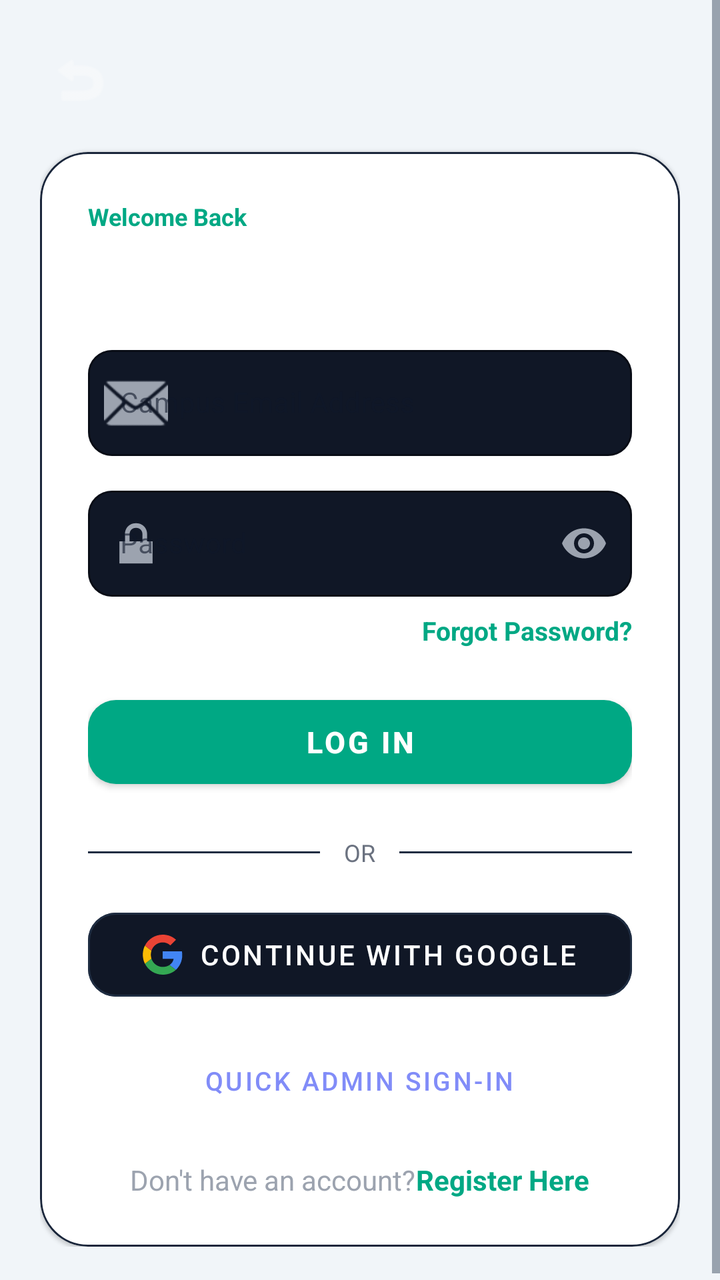
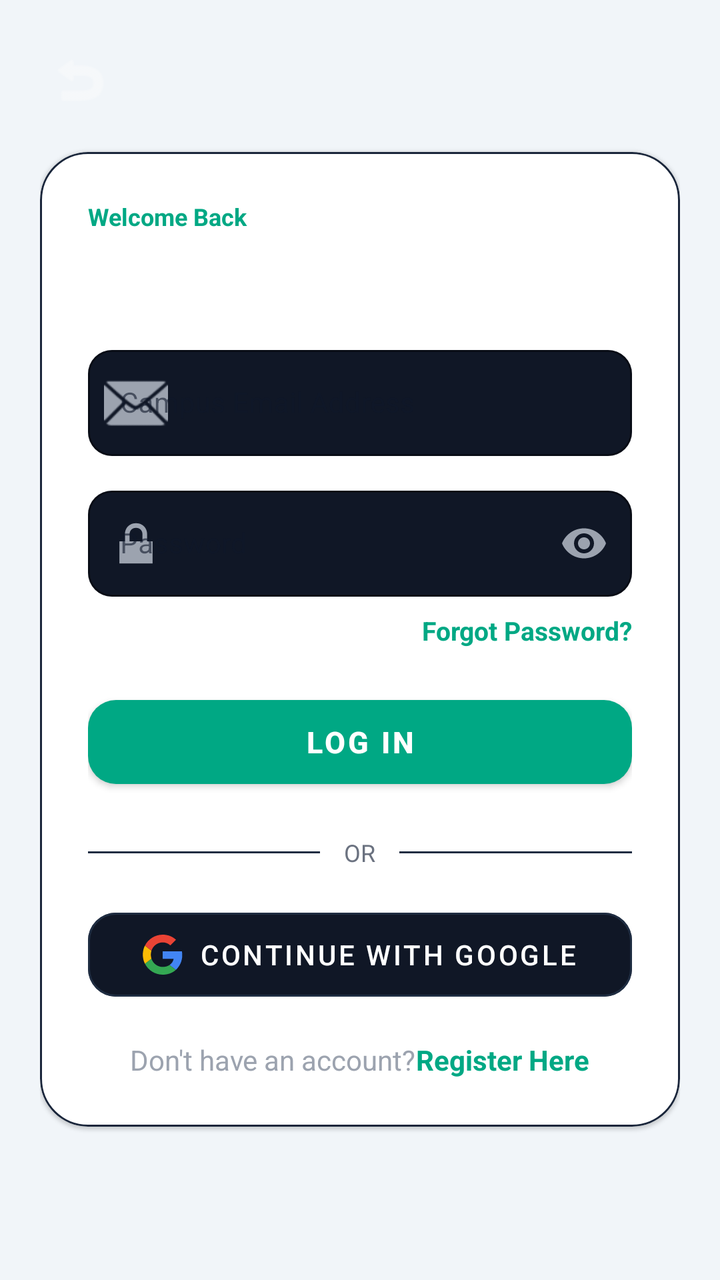

Compare the two renders of this Android layout. The source of the first and the diff that turns it into the second are given below.
<!-- AndroidManifest.xml: application theme Theme.CampusFindApp -->
<!-- res/layout/fragment_login.xml -->
<?xml version="1.0" encoding="utf-8"?>
<layout xmlns:android="http://schemas.android.com/apk/res/android"
    xmlns:app="http://schemas.android.com/apk/res-auto">

    <ScrollView
        android:layout_width="match_parent"
        android:layout_height="match_parent"
        android:background="@color/color_background"
        android:fillViewport="true">

        <androidx.constraintlayout.widget.ConstraintLayout
            android:layout_width="match_parent"
            android:layout_height="wrap_content"
            android:padding="20dp">

            
            <ImageButton
                android:id="@+id/btn_back"
                android:layout_width="40dp"
                android:layout_height="40dp"
                android:background="?attr/selectableItemBackgroundBorderless"
                android:contentDescription="@string/get_started"
                android:src="@android:drawable/ic_menu_revert"
                app:layout_constraintStart_toStartOf="parent"
                app:layout_constraintTop_toTopOf="parent"
                app:tint="#F9FAFB" />

            
            <com.google.android.material.card.MaterialCardView
                android:layout_width="match_parent"
                android:layout_height="wrap_content"
                android:layout_marginTop="16dp"
                app:cardBackgroundColor="@color/color_surface"
                app:cardCornerRadius="24dp"
                app:layout_constraintTop_toBottomOf="@id/btn_back"
                app:strokeColor="#1A263B"
                app:strokeWidth="1dp">

                <LinearLayout
                    android:layout_width="match_parent"
                    android:layout_height="wrap_content"
                    android:orientation="vertical"
                    android:padding="24dp">

                    <TextView
                        android:layout_width="wrap_content"
                        android:layout_height="wrap_content"
                        android:text="@string/login_title"
                        android:textColor="#00A884"
                        android:textSize="12sp"
                        android:textStyle="bold" />

                    <TextView
                        android:layout_width="wrap_content"
                        android:layout_height="wrap_content"
                        android:layout_marginTop="4dp"
                        android:text="@string/login_subtitle"
                        android:textColor="#FFFFFF"
                        android:textSize="22sp"
                        android:textStyle="bold" />

                    
                    <com.google.android.material.textfield.TextInputLayout
                        style="@style/Widget.MaterialComponents.TextInputLayout.OutlinedBox"
                        android:layout_width="match_parent"
                        android:layout_height="wrap_content"
                        android:layout_marginTop="20dp"
                        android:hint="@string/email_hint"
                        app:boxBackgroundColor="#101726"
                        app:boxCornerRadiusBottomEnd="12dp"
                        app:boxCornerRadiusBottomStart="12dp"
                        app:boxCornerRadiusTopEnd="12dp"
                        app:boxCornerRadiusTopStart="12dp"
                        app:boxStrokeColor="#1F2D42"
                        app:hintTextColor="#6B7280"
                        app:startIconDrawable="@android:drawable/ic_dialog_email"
                        app:startIconTint="#9CA3AF">

                        <com.google.android.material.textfield.TextInputEditText
                            android:id="@+id/et_email"
                            android:layout_width="match_parent"
                            android:layout_height="wrap_content"
                            android:inputType="textEmailAddress"
                            android:textColor="#F9FAFB"
                            android:textSize="14sp" />
                    </com.google.android.material.textfield.TextInputLayout>

                    
                    <com.google.android.material.textfield.TextInputLayout
                        style="@style/Widget.MaterialComponents.TextInputLayout.OutlinedBox"
                        android:layout_width="match_parent"
                        android:layout_height="wrap_content"
                        android:layout_marginTop="12dp"
                        android:hint="@string/password_hint"
                        app:boxBackgroundColor="#101726"
                        app:boxCornerRadiusBottomEnd="12dp"
                        app:boxCornerRadiusBottomStart="12dp"
                        app:boxCornerRadiusTopEnd="12dp"
                        app:boxCornerRadiusTopStart="12dp"
                        app:boxStrokeColor="#1F2D42"
                        app:hintTextColor="#6B7280"
                        app:passwordToggleEnabled="true"
                        app:passwordToggleTint="#9CA3AF"
                        app:startIconDrawable="@android:drawable/ic_lock_lock"
                        app:startIconTint="#9CA3AF">

                        <com.google.android.material.textfield.TextInputEditText
                            android:id="@+id/et_password"
                            android:layout_width="match_parent"
                            android:layout_height="wrap_content"
                            android:inputType="textPassword"
                            android:textColor="#F9FAFB"
                            android:textSize="14sp" />
                    </com.google.android.material.textfield.TextInputLayout>

                    <TextView
                        android:id="@+id/tv_forgot_password"
                        android:layout_width="wrap_content"
                        android:layout_height="wrap_content"
                        android:layout_gravity="end"
                        android:layout_marginTop="8dp"
                        android:text="@string/forgot_password"
                        android:textColor="#00A884"
                        android:textSize="13sp"
                        android:textStyle="bold" />

                    
                    <com.google.android.material.button.MaterialButton
                        android:id="@+id/btn_submit_login"
                        android:layout_width="match_parent"
                        android:layout_height="54dp"
                        android:layout_marginTop="20dp"
                        android:text="@string/login_btn"
                        android:textColor="#FFFFFF"
                        android:textSize="15sp"
                        android:textStyle="bold"
                        app:backgroundTint="#00A884"
                        app:cornerRadius="14dp" />

                    
                    <LinearLayout
                        android:layout_width="match_parent"
                        android:layout_height="wrap_content"
                        android:layout_marginTop="20dp"
                        android:gravity="center_vertical"
                        android:orientation="horizontal">

                        <View
                            android:layout_width="0dp"
                            android:layout_height="1dp"
                            android:layout_weight="1"
                            android:background="#1F2D42" />

                        <TextView
                            android:layout_width="wrap_content"
                            android:layout_height="wrap_content"
                            android:layout_marginHorizontal="12dp"
                            android:text="@string/or_divider"
                            android:textColor="#6B7280"
                            android:textSize="12sp" />

                        <View
                            android:layout_width="0dp"
                            android:layout_height="1dp"
                            android:layout_weight="1"
                            android:background="#1F2D42" />
                    </LinearLayout>

                    
                    <com.google.android.material.button.MaterialButton
                        android:id="@+id/btn_google_signin"
                        style="@style/Widget.MaterialComponents.Button.OutlinedButton"
                        android:layout_width="match_parent"
                        android:layout_height="54dp"
                        android:layout_marginTop="16dp"
                        android:text="@string/google_signin"
                        android:textColor="#FFFFFF"
                        android:textSize="14sp"
                        app:backgroundTint="#101726"
                        app:cornerRadius="14dp"
                        app:icon="@drawable/ic_google_logo"
                        app:iconGravity="textStart"
                        app:iconPadding="8dp"
                        app:iconSize="20dp"
                        app:iconTint="@null"
                        app:strokeColor="#1F2D42" />

                    
                    <com.google.android.material.button.MaterialButton
                        android:id="@+id/btn_use_admin"
                        style="@style/Widget.MaterialComponents.Button.TextButton"
                        android:layout_width="wrap_content"
                        android:layout_height="wrap_content"
                        android:layout_gravity="center_horizontal"
                        android:layout_marginTop="12dp"
                        android:text="@string/admin_quick_login"
                        android:textColor="#818CF8"
                        android:textSize="13sp" />

                    
                    <LinearLayout
                        android:layout_width="wrap_content"
                        android:layout_height="wrap_content"
                        android:layout_gravity="center_horizontal"
                        android:layout_marginTop="16dp"
                        android:orientation="horizontal">

                        <TextView
                            android:layout_width="wrap_content"
                            android:layout_height="wrap_content"
                            android:text="@string/no_account_prefix"
                            android:textColor="#9CA3AF"
                            android:textSize="14sp" />

                        <TextView
                            android:id="@+id/tv_register_prompt"
                            android:layout_width="wrap_content"
                            android:layout_height="wrap_content"
                            android:text="@string/register_link"
                            android:textColor="#00A884"
                            android:textSize="14sp"
                            android:textStyle="bold" />
                    </LinearLayout>

                </LinearLayout>
            </com.google.android.material.card.MaterialCardView>

        </androidx.constraintlayout.widget.ConstraintLayout>
    </ScrollView>
</layout>
<!-- resources referenced by this layout -->
<resources>
  <color name="color_background">#F1F5F9</color>
  <color name="color_surface">#FFFFFF</color>
  <!-- drawable ic_google_logo (drawable) -->
  <?xml version="1.0" encoding="utf-8"?>
  <vector xmlns:android="http://schemas.android.com/apk/res/android"
      android:width="24dp"
      android:height="24dp"
      android:viewportWidth="24"
      android:viewportHeight="24">
      <path
          android:fillColor="#4285F4"
          android:pathData="M23.745,12.27 C23.745,11.48 23.675,10.73 23.555,10 H12 V14.51 H18.59 C18.3,16.04 17.42,17.33 16.11,18.2 L19.9,21.14 C22.12,19.09 23.745,16.05 23.745,12.27 Z" />
      <path
          android:fillColor="#34A853"
          android:pathData="M12,24 C15.24,24 17.96,22.92 19.9,21.14 L16.11,18.2 C15.06,18.91 13.65,19.36 12,19.36 C8.87,19.36 6.22,17.25 5.27,14.4 L1.35,17.44 C3.28,21.27 7.33,24 12,24 Z" />
      <path
          android:fillColor="#FBBC05"
          android:pathData="M5.27,14.4 C5.03,13.68 4.9,12.9 4.9,12 C4.9,11.1 5.03,10.32 5.27,9.6 L1.35,6.56 C0.54,8.17 0.09,9.99 0.09,12 C0.09,14.01 0.54,15.83 1.35,17.44 L5.27,14.4 Z" />
      <path
          android:fillColor="#EA4335"
          android:pathData="M12,4.64 C13.76,4.64 15.34,5.25 16.58,6.43 L19.98,3.03 C17.95,1.15 15.24,0 12,0 C7.33,0 3.28,2.73 1.35,6.56 L5.27,9.6 C6.22,6.75 8.87,4.64 12,4.64 Z" />
  </vector>
  <string name="admin_quick_login">Quick Admin Sign-In</string>
  <string name="email_hint">Campus Email Address</string>
  <string name="forgot_password">Forgot Password?</string>
  <string name="get_started">Get Started</string>
  <string name="google_signin">Continue with Google</string>
  <string name="login_btn">Log In</string>
  <string name="login_subtitle">Log in to CampusFind</string>
  <string name="login_title">Welcome Back</string>
  <string name="no_account_prefix">Don\'t have an account? </string>
  <string name="or_divider">OR</string>
  <string name="password_hint">Password</string>
  <string name="register_link">Register Here</string>
  <style name="Theme.CampusFindApp" parent="Base.Theme.CampusFindApp" />
  <style name="Base.Theme.CampusFindApp" parent="Theme.MaterialComponents.DayNight.NoActionBar">
          <item name="colorPrimary">@color/teal_accent</item>
          <item name="colorPrimaryVariant">@color/teal_primary</item>
          <item name="colorOnPrimary">@color/deep_navy</item>
  
          <item name="colorSecondary">@color/accent_purple</item>
          <item name="colorSecondaryVariant">@color/accent_purple</item>
          <item name="colorOnSecondary">@color/white</item>
  
          <item name="colorSurface">@color/color_surface</item>
          <item name="colorOnSurface">@color/text_primary</item>
  
          <item name="android:colorBackground">@color/color_background</item>
          <item name="colorOnBackground">@color/text_primary</item>
  
          <item name="android:statusBarColor">@color/color_background</item>
          <item name="android:windowBackground">@color/color_background</item>
  
          <item name="android:textColor">@color/text_primary</item>
          <item name="android:textColorPrimary">@color/text_primary</item>
          <item name="android:textColorSecondary">@color/text_secondary</item>
          <item name="android:textColorHint">@color/text_hint</item>
      </style>
  <color name="teal_accent">#00A884</color>
  <color name="teal_primary">#2D7D71</color>
  <color name="deep_navy">#E2E8F0</color>
  <color name="accent_purple">#4F46E5</color>
  <color name="white">#FFFFFFFF</color>
  <color name="text_primary">#0F172A</color>
  <color name="text_secondary">#475569</color>
  <color name="text_hint">#94A3B8</color>
</resources>

<!-- the commit's change to res/layout/fragment_login.xml (unified diff, before → after) -->
@@ -186,18 +186,6 @@
                         app:strokeColor="#1F2D42" />
 
                     
-                    <com.google.android.material.button.MaterialButton
-                        android:id="@+id/btn_use_admin"
-                        style="@style/Widget.MaterialComponents.Button.TextButton"
-                        android:layout_width="wrap_content"
-                        android:layout_height="wrap_content"
-                        android:layout_gravity="center_horizontal"
-                        android:layout_marginTop="12dp"
-                        android:text="@string/admin_quick_login"
-                        android:textColor="#818CF8"
-                        android:textSize="13sp" />
-
-                    
                     <LinearLayout
                         android:layout_width="wrap_content"
                         android:layout_height="wrap_content"
<!-- resource entries referenced after the edit -->
@@ -22,7 +22,6 @@
           android:fillColor="#EA4335"
           android:pathData="M12,4.64 C13.76,4.64 15.34,5.25 16.58,6.43 L19.98,3.03 C17.95,1.15 15.24,0 12,0 C7.33,0 3.28,2.73 1.35,6.56 L5.27,9.6 C6.22,6.75 8.87,4.64 12,4.64 Z" />
   </vector>
-  <string name="admin_quick_login">Quick Admin Sign-In</string>
   <string name="email_hint">Campus Email Address</string>
   <string name="forgot_password">Forgot Password?</string>
   <string name="get_started">Get Started</string>
